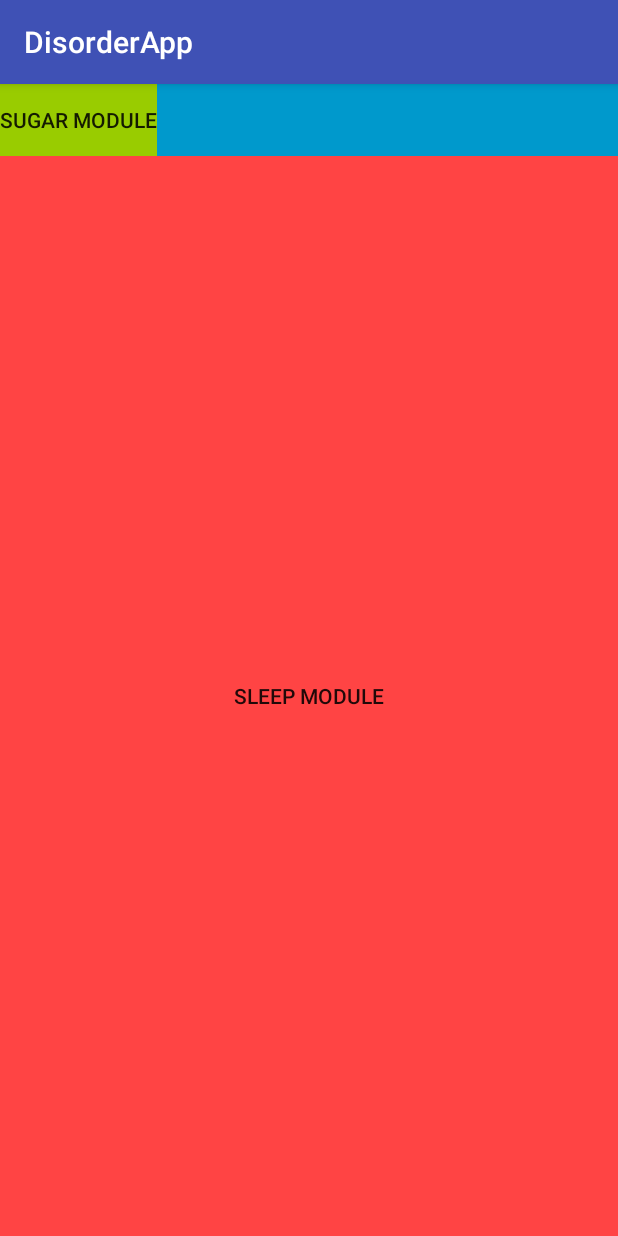
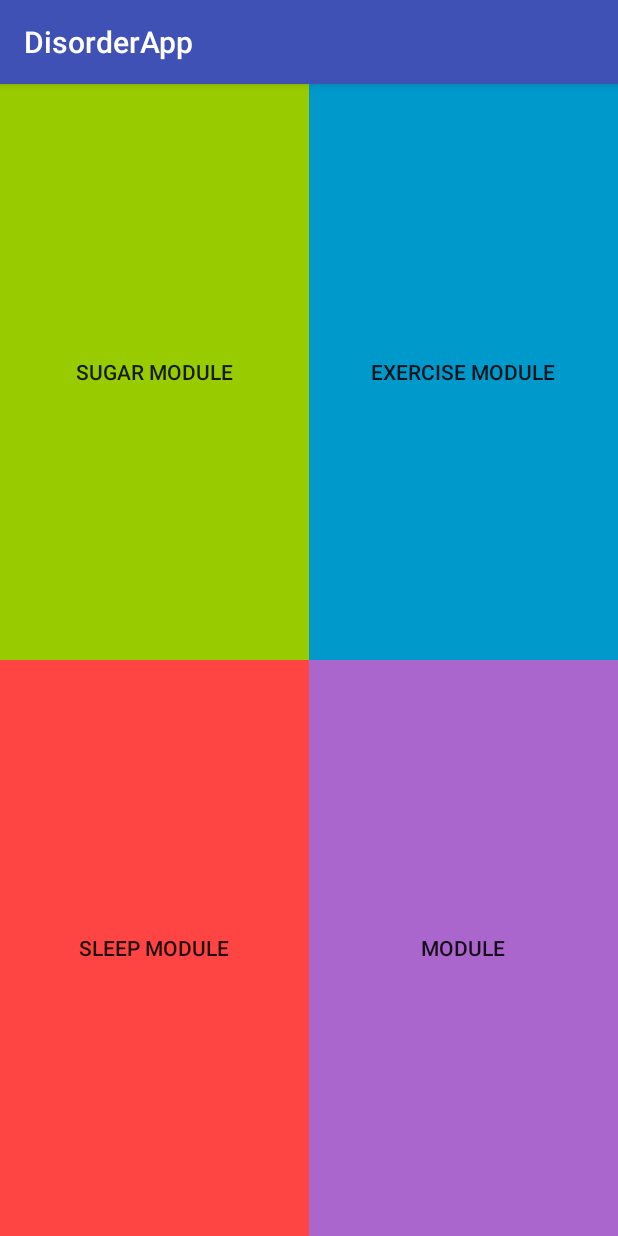
Before and after one commit to lpien/DisorderApp, an Android app: the screen it shows after launch (MainActivity), on a phone screen of 412 x 824 dp. Run offline under Robolectric (Android 15) with nearby library versions, the phone set to English and light mode, and no system bars.

Commit message:
Fixed menu layout

```diff
--- a/app/src/main/res/layout/activity_main.xml
+++ b/app/src/main/res/layout/activity_main.xml
@@ -24,14 +24,21 @@
         android:layout_gravity="left|start"/>
 
     <!-- CONTENT -->
-    <RelativeLayout
+    <LinearLayout
         android:layout_width="match_parent"
-        android:layout_height="match_parent">
+        android:layout_height="match_parent"
+        android:orientation="vertical">
+
+        <LinearLayout
+            android:layout_width="match_parent"
+            android:layout_height="match_parent"
+            android:orientation="horizontal"
+            android:layout_weight="1">
 
             <Button
                 android:id="@+id/button_1"
-            android:layout_width="wrap_content"
-            android:layout_height="wrap_content"
+                android:layout_width="match_parent"
+                android:layout_height="match_parent"
                 android:layout_weight="1"
                 android:text="Sugar Module"
                 android:background="@android:color/holo_green_light"/>
@@ -41,16 +48,22 @@
                 android:layout_width="match_parent"
                 android:layout_height="match_parent"
                 android:layout_weight="1"
-            android:layout_toRightOf="@+id/button_1"
                 android:text="Exercise Module"
                 android:background="@android:color/holo_blue_dark"/>
+
+        </LinearLayout>
+
+        <LinearLayout
+            android:layout_width="match_parent"
+            android:layout_height="match_parent"
+            android:orientation="horizontal"
+            android:layout_weight="1">
 
             <Button
                 android:id="@+id/button_3"
                 android:layout_width="match_parent"
                 android:layout_height="match_parent"
                 android:layout_weight="1"
-            android:layout_below="@id/button_1"
                 android:text="Sleep Module"
                 android:background="@android:color/holo_red_light"/>
 
@@ -58,10 +71,12 @@
                 android:id="@+id/button_4"
                 android:layout_width="match_parent"
                 android:layout_height="match_parent"
-            android:layout_below="@id/button_2"
                 android:layout_weight="1"
                 android:text="Module"
                 android:background="@android:color/holo_purple"/>
+        </LinearLayout>
 
-    </RelativeLayout>
+
+
+    </LinearLayout>
 </android.support.v4.widget.DrawerLayout>
```
Lines whose indentation alone changed are shown as unchanged.
